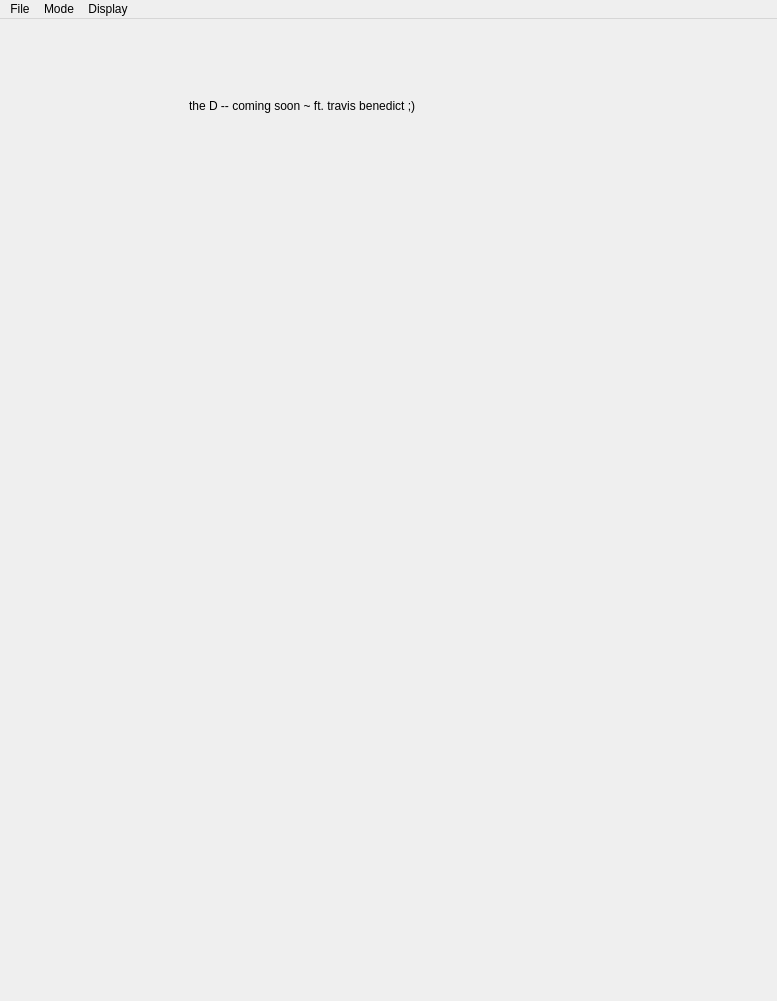
Qt form module/gui_layout.ui (PeterDulworth/PhyloVis) before a commit.
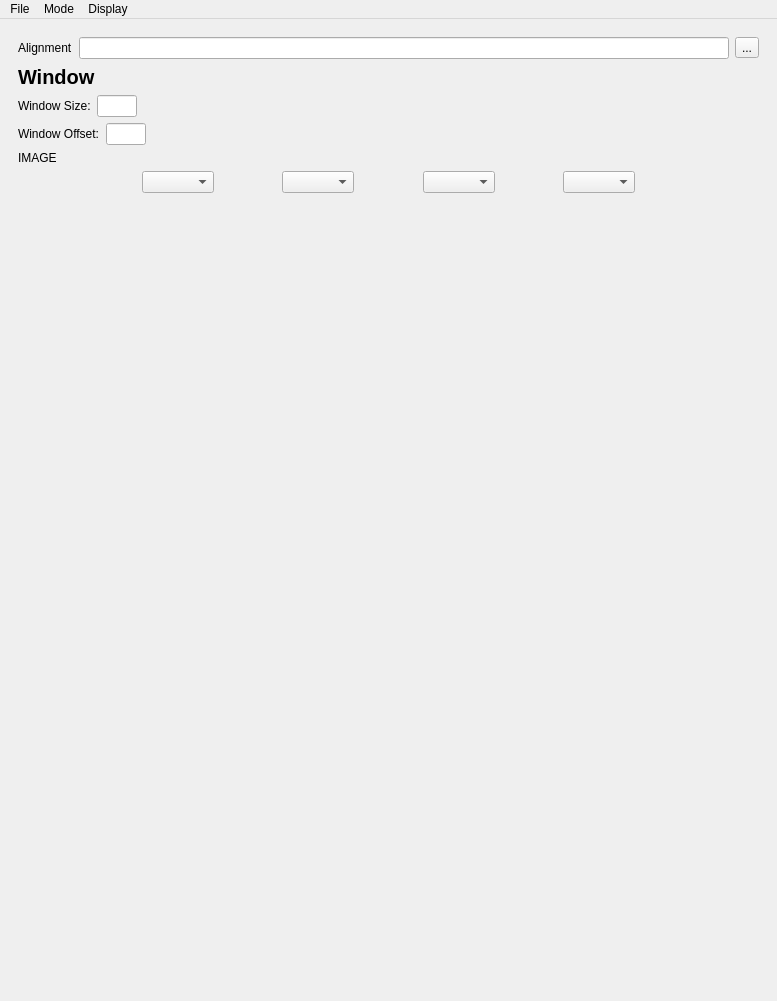
The same form after that commit. The open tabs and pages were chosen to show the change.

Commit message: new liT aSS GUI

The edit to the form file:
```diff
--- a/module/gui_layout.ui
+++ b/module/gui_layout.ui
@@ -2199,19 +2199,290 @@
          </layout>
         </widget>
         <widget class="QWidget" name="dStatisticPage">
-         <widget class="QLabel" name="theD">
-          <property name="geometry">
-           <rect>
-            <x>180</x>
-            <y>70</y>
-            <width>391</width>
-            <height>16</height>
-           </rect>
-          </property>
-          <property name="text">
-           <string>the D -- coming soon ~ ft. travis benedict ;)</string>
-          </property>
-         </widget>
+         <layout class="QVBoxLayout" name="verticalLayout_14">
+          <item>
+           <layout class="QHBoxLayout" name="horizontalLayout_3">
+            <item>
+             <widget class="QLabel" name="dAlignmentLabel">
+              <property name="text">
+               <string>Alignment</string>
+              </property>
+             </widget>
+            </item>
+            <item>
+             <widget class="QLineEdit" name="dAlignmentEntry"/>
+            </item>
+            <item>
+             <widget class="QToolButton" name="dAlignmentBtn">
+              <property name="text">
+               <string>...</string>
+              </property>
+             </widget>
+            </item>
+           </layout>
+          </item>
+          <item>
+           <widget class="QLabel" name="dWindowLabel">
+            <property name="font">
+             <font>
+              <pointsize>15</pointsize>
+              <weight>75</weight>
+              <bold>true</bold>
+             </font>
+            </property>
+            <property name="text">
+             <string>Window</string>
+            </property>
+           </widget>
+          </item>
+          <item>
+           <layout class="QHBoxLayout" name="horizontalLayout_24">
+            <item>
+             <widget class="QLabel" name="dWindowSizeLabel">
+              <property name="text">
+               <string>Window Size:</string>
+              </property>
+             </widget>
+            </item>
+            <item>
+             <widget class="QLineEdit" name="dWindowSizeEntry">
+              <property name="maximumSize">
+               <size>
+                <width>40</width>
+                <height>16777215</height>
+               </size>
+              </property>
+             </widget>
+            </item>
+            <item>
+             <spacer name="horizontalSpacer_15">
+              <property name="orientation">
+               <enum>Qt::Horizontal</enum>
+              </property>
+              <property name="sizeHint" stdset="0">
+               <size>
+                <width>40</width>
+                <height>20</height>
+               </size>
+              </property>
+             </spacer>
+            </item>
+           </layout>
+          </item>
+          <item>
+           <layout class="QHBoxLayout" name="horizontalLayout_25">
+            <item>
+             <widget class="QLabel" name="dWindowOffsetLabel">
+              <property name="text">
+               <string>Window Offset:</string>
+              </property>
+             </widget>
+            </item>
+            <item>
+             <widget class="QLineEdit" name="dWindowOffsetEntry">
+              <property name="maximumSize">
+               <size>
+                <width>40</width>
+                <height>16777215</height>
+               </size>
+              </property>
+             </widget>
+            </item>
+            <item>
+             <spacer name="horizontalSpacer_16">
+              <property name="orientation">
+               <enum>Qt::Horizontal</enum>
+              </property>
+              <property name="sizeHint" stdset="0">
+               <size>
+                <width>40</width>
+                <height>20</height>
+               </size>
+              </property>
+             </spacer>
+            </item>
+           </layout>
+          </item>
+          <item>
+           <widget class="QLabel" name="imageLabel">
+            <property name="text">
+             <string>IMAGE</string>
+            </property>
+           </widget>
+          </item>
+          <item>
+           <layout class="QHBoxLayout" name="horizontalLayout_2">
+            <item>
+             <spacer name="horizontalSpacer">
+              <property name="orientation">
+               <enum>Qt::Horizontal</enum>
+              </property>
+              <property name="sizeHint" stdset="0">
+               <size>
+                <width>40</width>
+                <height>20</height>
+               </size>
+              </property>
+             </spacer>
+            </item>
+            <item>
+             <spacer name="horizontalSpacer_4">
+              <property name="orientation">
+               <enum>Qt::Horizontal</enum>
+              </property>
+              <property name="sizeHint" stdset="0">
+               <size>
+                <width>40</width>
+                <height>20</height>
+               </size>
+              </property>
+             </spacer>
+            </item>
+            <item>
+             <widget class="QComboBox" name="taxon1ComboBox">
+              <property name="sizePolicy">
+               <sizepolicy hsizetype="MinimumExpanding" vsizetype="Fixed">
+                <horstretch>0</horstretch>
+                <verstretch>0</verstretch>
+               </sizepolicy>
+              </property>
+              <property name="maximumSize">
+               <size>
+                <width>100</width>
+                <height>16777215</height>
+               </size>
+              </property>
+             </widget>
+            </item>
+            <item>
+             <spacer name="horizontalSpacer_3">
+              <property name="orientation">
+               <enum>Qt::Horizontal</enum>
+              </property>
+              <property name="sizeHint" stdset="0">
+               <size>
+                <width>40</width>
+                <height>20</height>
+               </size>
+              </property>
+             </spacer>
+            </item>
+            <item>
+             <widget class="QComboBox" name="taxon2ComboBox">
+              <property name="sizePolicy">
+               <sizepolicy hsizetype="MinimumExpanding" vsizetype="Fixed">
+                <horstretch>0</horstretch>
+                <verstretch>0</verstretch>
+               </sizepolicy>
+              </property>
+              <property name="maximumSize">
+               <size>
+                <width>100</width>
+                <height>16777215</height>
+               </size>
+              </property>
+             </widget>
+            </item>
+            <item>
+             <spacer name="horizontalSpacer_9">
+              <property name="orientation">
+               <enum>Qt::Horizontal</enum>
+              </property>
+              <property name="sizeHint" stdset="0">
+               <size>
+                <width>40</width>
+                <height>20</height>
+               </size>
+              </property>
+             </spacer>
+            </item>
+            <item>
+             <widget class="QComboBox" name="taxon3ComboBox">
+              <property name="sizePolicy">
+               <sizepolicy hsizetype="MinimumExpanding" vsizetype="Fixed">
+                <horstretch>0</horstretch>
+                <verstretch>0</verstretch>
+               </sizepolicy>
+              </property>
+              <property name="maximumSize">
+               <size>
+                <width>100</width>
+                <height>16777215</height>
+               </size>
+              </property>
+             </widget>
+            </item>
+            <item>
+             <spacer name="horizontalSpacer_10">
+              <property name="orientation">
+               <enum>Qt::Horizontal</enum>
+              </property>
+              <property name="sizeHint" stdset="0">
+               <size>
+                <width>40</width>
+                <height>20</height>
+               </size>
+              </property>
+             </spacer>
+            </item>
+            <item>
+             <widget class="QComboBox" name="taxon4ComboBox">
+              <property name="sizePolicy">
+               <sizepolicy hsizetype="MinimumExpanding" vsizetype="Fixed">
+                <horstretch>0</horstretch>
+                <verstretch>0</verstretch>
+               </sizepolicy>
+              </property>
+              <property name="maximumSize">
+               <size>
+                <width>100</width>
+                <height>16777215</height>
+               </size>
+              </property>
+             </widget>
+            </item>
+            <item>
+             <spacer name="horizontalSpacer_8">
+              <property name="orientation">
+               <enum>Qt::Horizontal</enum>
+              </property>
+              <property name="sizeHint" stdset="0">
+               <size>
+                <width>40</width>
+                <height>20</height>
+               </size>
+              </property>
+             </spacer>
+            </item>
+            <item>
+             <spacer name="horizontalSpacer_2">
+              <property name="orientation">
+               <enum>Qt::Horizontal</enum>
+              </property>
+              <property name="sizeHint" stdset="0">
+               <size>
+                <width>40</width>
+                <height>20</height>
+               </size>
+              </property>
+             </spacer>
+            </item>
+           </layout>
+          </item>
+          <item>
+           <spacer name="verticalSpacer_11">
+            <property name="orientation">
+             <enum>Qt::Vertical</enum>
+            </property>
+            <property name="sizeHint" stdset="0">
+             <size>
+              <width>20</width>
+              <height>40</height>
+             </size>
+            </property>
+           </spacer>
+          </item>
+         </layout>
         </widget>
         <widget class="QWidget" name="outputPage">
          <property name="sizePolicy">
```
Left out of the diff: 2 changed lines with no effect on the pictures. The commit also changes 2 other files.
